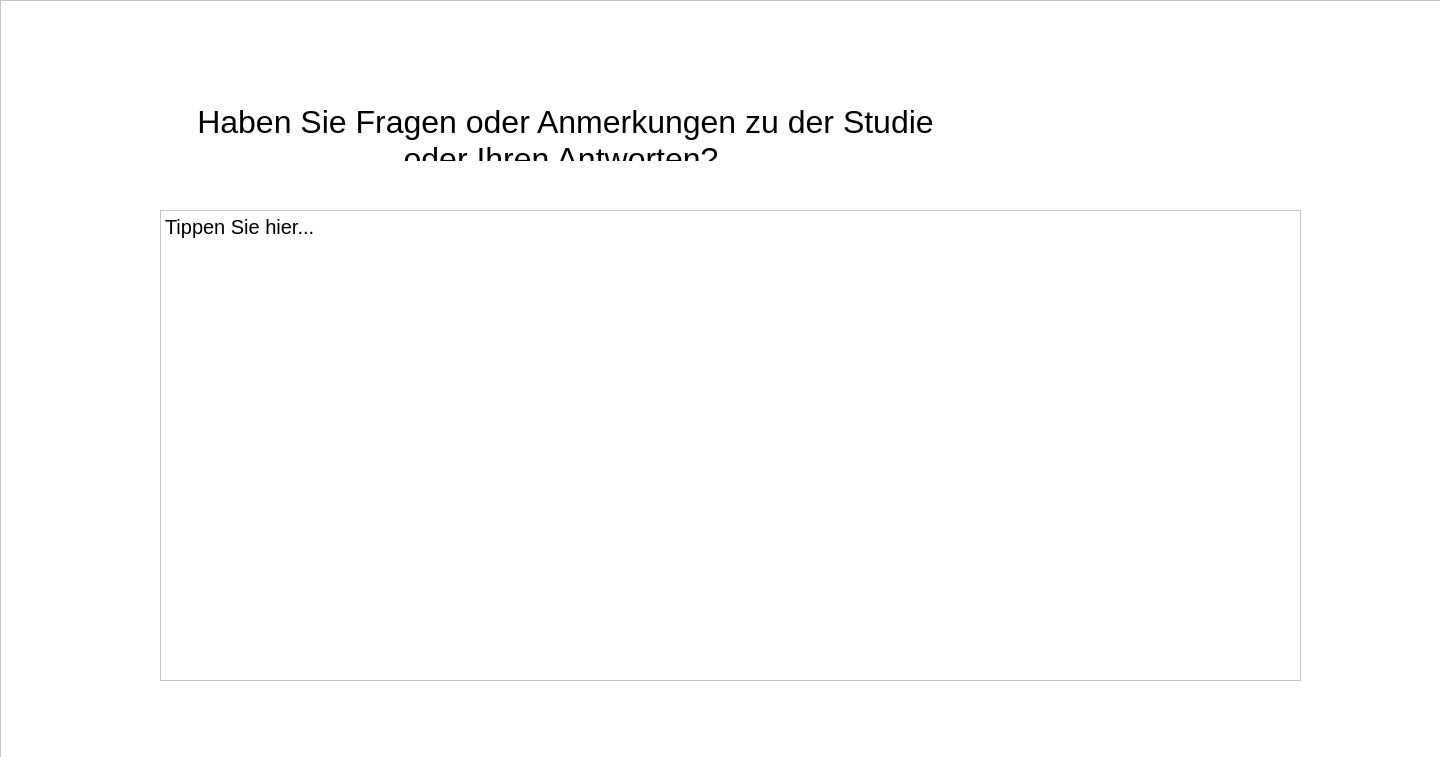
Qt form forms/open_end.ui (IKI-Lab/auscultation_AI_noise_exp) before a commit.
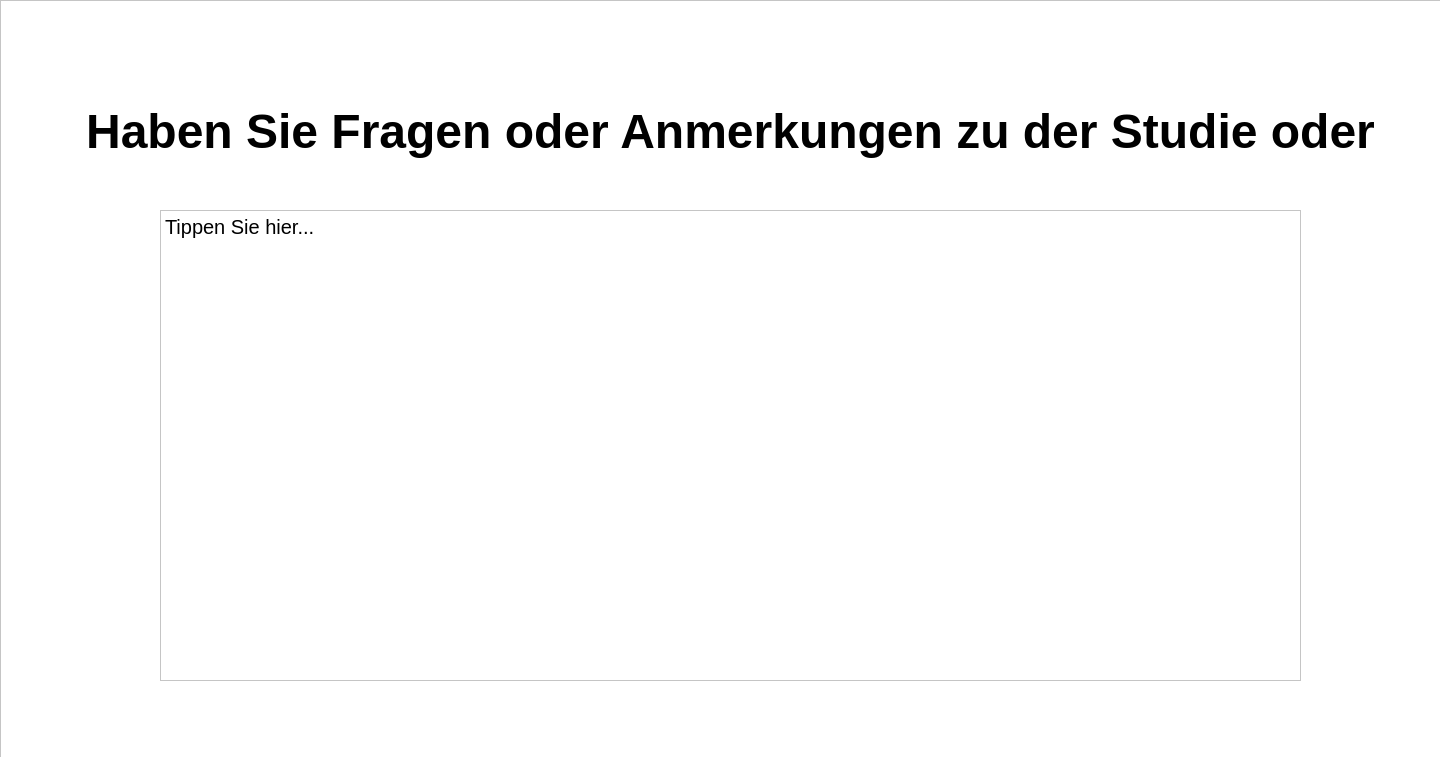
The same form after that commit.

Commit message: Neue Instruktionen

```diff
--- a/forms/open_end.ui
+++ b/forms/open_end.ui
@@ -62,9 +62,9 @@
    <widget class="QTextBrowser" name="textBrowser">
     <property name="geometry">
      <rect>
-      <x>160</x>
+      <x>30</x>
       <y>100</y>
-      <width>811</width>
+      <width>1401</width>
       <height>61</height>
      </rect>
     </property>
@@ -82,7 +82,7 @@
 &lt;html&gt;&lt;head&gt;&lt;meta name=&quot;qrichtext&quot; content=&quot;1&quot; /&gt;&lt;style type=&quot;text/css&quot;&gt;
 p, li { white-space: pre-wrap; }
 &lt;/style&gt;&lt;/head&gt;&lt;body style=&quot; font-family:'.AppleSystemUIFont'; font-size:13pt; font-weight:400; font-style:normal;&quot;&gt;
-&lt;p align=&quot;center&quot; style=&quot; margin-top:0px; margin-bottom:0px; margin-left:0px; margin-right:0px; -qt-block-indent:0; text-indent:0px;&quot;&gt;&lt;span style=&quot; font-family:'Helvetica Neue'; font-size:24pt;&quot;&gt;Haben Sie Fragen oder Anmerkungen zu der Studie oder Ihren Antworten?&lt;/span&gt;&lt;span style=&quot; font-size:24pt;&quot;&gt; &lt;/span&gt;&lt;/p&gt;&lt;/body&gt;&lt;/html&gt;</string>
+&lt;p align=&quot;center&quot; style=&quot; margin-top:0px; margin-bottom:0px; margin-left:0px; margin-right:0px; -qt-block-indent:0; text-indent:0px;&quot;&gt;&lt;span style=&quot; font-family:'Helvetica Neue'; font-size:36pt; font-weight:600;&quot;&gt;Haben Sie Fragen oder Anmerkungen zu der Studie oder Ihren Antworten?&lt;/span&gt;&lt;span style=&quot; font-size:36pt; font-weight:600;&quot;&gt; &lt;/span&gt;&lt;/p&gt;&lt;/body&gt;&lt;/html&gt;</string>
     </property>
    </widget>
    <widget class="QPlainTextEdit" name="plainTextEdit">
```
The commit also changes 1 other file.
